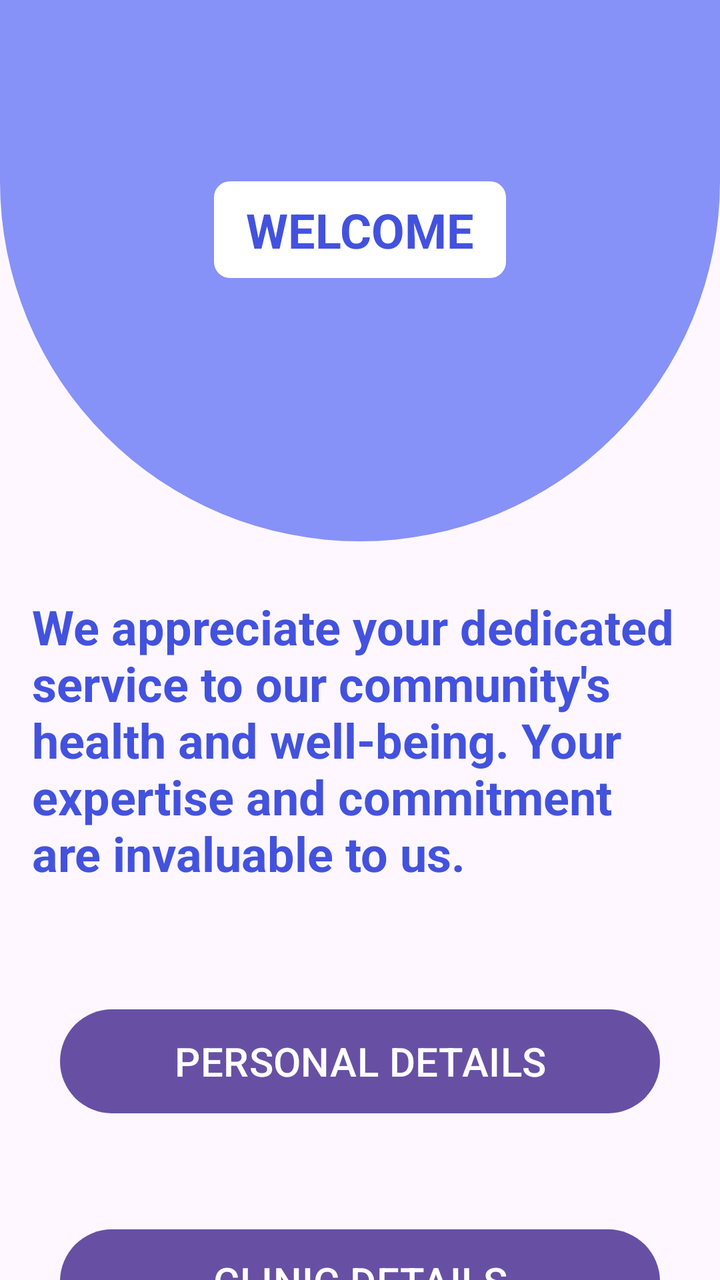
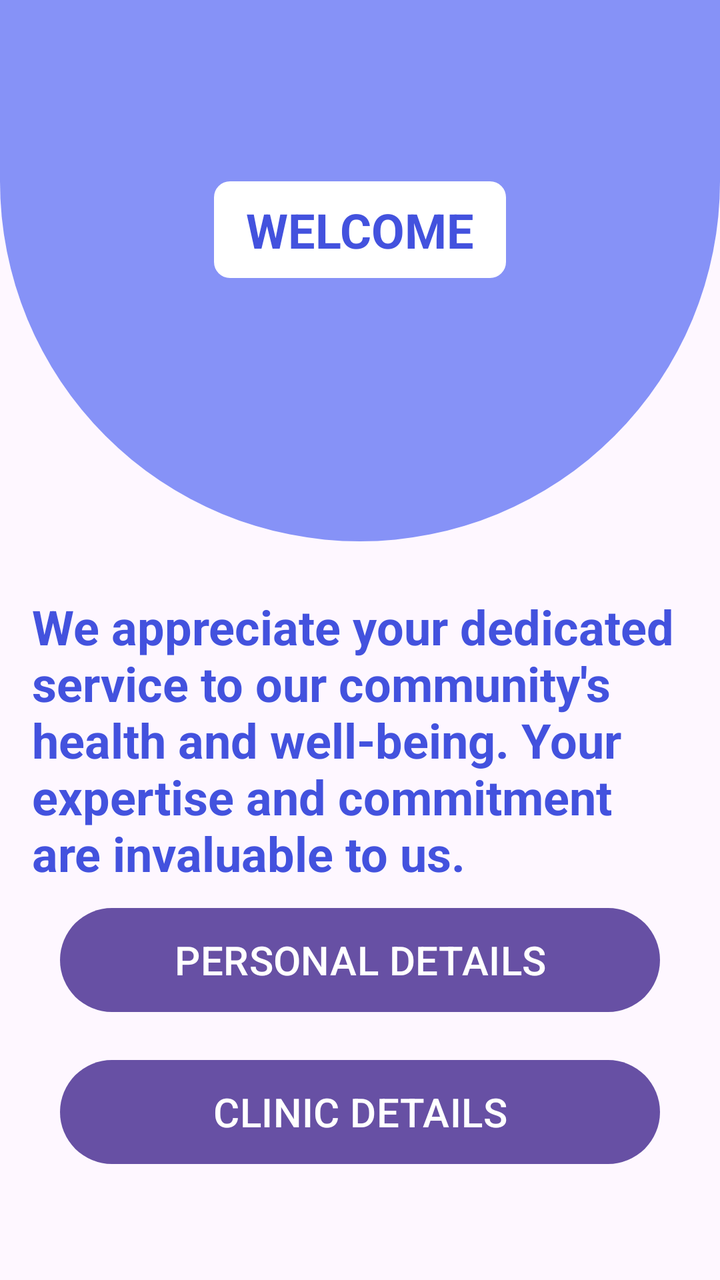

The first picture is an Android layout as it rendered before a commit; the second is the same layout after the commit. The layout source and the unified diff follow.
<!-- AndroidManifest.xml: application theme Theme.EDermaCareLatestt -->
<!-- res/layout/dermatologist_profile.xml -->
<?xml version="1.0" encoding="utf-8"?>
<androidx.constraintlayout.widget.ConstraintLayout
    xmlns:android="http://schemas.android.com/apk/res/android"
    xmlns:app="http://schemas.android.com/apk/res-auto"
    xmlns:tools="http://schemas.android.com/tools"
    android:layout_width="match_parent"
    android:layout_height="match_parent"
    tools:context=".profileFragment2">

    
    <ImageView
        android:id="@+id/halfCircle"
        android:layout_width="match_parent"
        android:layout_height="300dp"
        android:layout_marginTop="-30dp"
        android:background="@drawable/halfcircle"
        app:layout_constraintTop_toTopOf="parent"
        app:layout_constraintStart_toStartOf="parent"
        app:layout_constraintEnd_toEndOf="parent"/>

    
    <TextView
        android:id="@+id/titleTextView"
        android:layout_width="wrap_content"
        android:layout_height="wrap_content"
        android:layout_marginTop="-180dp"
        android:background="@drawable/title_background"
        android:paddingStart="16dp"
        android:paddingTop="8dp"
        android:paddingEnd="16dp"
        android:paddingBottom="8dp"
        android:text="WELCOME"
        android:textColor="@color/dark_lavender"
        android:textSize="24sp"
        android:textStyle="bold"
        app:layout_constraintEnd_toEndOf="parent"
        app:layout_constraintStart_toStartOf="parent"
        app:layout_constraintTop_toBottomOf="@id/halfCircle" />

    <TextView
        android:id="@+id/welcome"
        android:layout_width="wrap_content"
        android:layout_height="wrap_content"
        android:layout_marginTop="150dp"
        android:paddingStart="16dp"
        android:paddingTop="8dp"
        android:paddingEnd="16dp"
        android:paddingBottom="8dp"
        android:text="We appreciate your dedicated service to our community's health and well-being. Your expertise and commitment are invaluable to us."
        android:textColor="@color/dark_lavender"
        android:textSize="24sp"
        android:textStyle="bold"
        app:layout_constraintEnd_toEndOf="parent"
        app:layout_constraintStart_toStartOf="parent"
        app:layout_constraintTop_toBottomOf="@+id/titleTextView" />

    <Button
        android:id="@+id/myButton"
        android:layout_width="300dp"
        android:layout_height="60dp"
        android:text="PERSONAL DETAILS"
        android:textSize="20sp"
        android:layout_marginTop="50dp"
        app:layout_constraintTop_toBottomOf="@id/welcome"
        app:layout_constraintStart_toStartOf="parent"
        app:layout_constraintEnd_toEndOf="parent"/>

    <Button
        android:id="@+id/clinicbutton"
        android:layout_width="300dp"
        android:layout_height="60dp"
        android:text="CLINIC DETAILS"
        android:textSize="20sp"
        android:layout_marginTop="50dp"
        app:layout_constraintTop_toBottomOf="@id/myButton"
        app:layout_constraintStart_toStartOf="parent"
        app:layout_constraintEnd_toEndOf="parent"/>

</androidx.constraintlayout.widget.ConstraintLayout>
<!-- resources referenced by this layout -->
<resources>
  <color name="dark_lavender">#4352de</color>
  <!-- drawable halfcircle (drawable) -->
  <?xml version="1.0" encoding="utf-8"?>
  <shape xmlns:android="http://schemas.android.com/apk/res/android" android:shape="rectangle">
      <solid android:color="@color/bg"/>
      <corners
          android:bottomRightRadius="400dp"
          android:bottomLeftRadius="400dp"
          />
  </shape>
  <!-- drawable title_background (drawable) -->
  <shape xmlns:android="http://schemas.android.com/apk/res/android"
      android:shape="rectangle">
      <solid android:color="@android:color/white" />
      <corners android:radius="8dp" />
  </shape>
  <style name="Theme.EDermaCareLatestt" parent="Base.Theme.EDermaCareLatestt" />
  <color name="bg">#8692F7</color>
  <style name="Base.Theme.EDermaCareLatestt" parent="Theme.Material3.DayNight.NoActionBar">
          
          
      </style>
</resources>

<!-- the commit's change to res/layout/dermatologist_profile.xml (unified diff, before → after) -->
@@ -54,14 +54,22 @@
         app:layout_constraintStart_toStartOf="parent"
         app:layout_constraintTop_toBottomOf="@+id/titleTextView" />
 
+    
+    <FrameLayout
+        android:id="@+id/fragment_container"
+        android:layout_width="match_parent"
+        android:layout_height="0dp"
+        app:layout_constraintTop_toBottomOf="@id/welcome"
+        app:layout_constraintBottom_toTopOf="@+id/myButton" />
+
     <Button
         android:id="@+id/myButton"
         android:layout_width="300dp"
         android:layout_height="60dp"
         android:text="PERSONAL DETAILS"
         android:textSize="20sp"
-        android:layout_marginTop="50dp"
-        app:layout_constraintTop_toBottomOf="@id/welcome"
+        android:layout_marginTop="450dp"
+        app:layout_constraintTop_toBottomOf="@id/fragment_container"
         app:layout_constraintStart_toStartOf="parent"
         app:layout_constraintEnd_toEndOf="parent"/>
 
@@ -71,7 +79,7 @@
         android:layout_height="60dp"
         android:text="CLINIC DETAILS"
         android:textSize="20sp"
-        android:layout_marginTop="50dp"
+        android:layout_marginTop="16dp"
         app:layout_constraintTop_toBottomOf="@id/myButton"
         app:layout_constraintStart_toStartOf="parent"
         app:layout_constraintEnd_toEndOf="parent"/>
